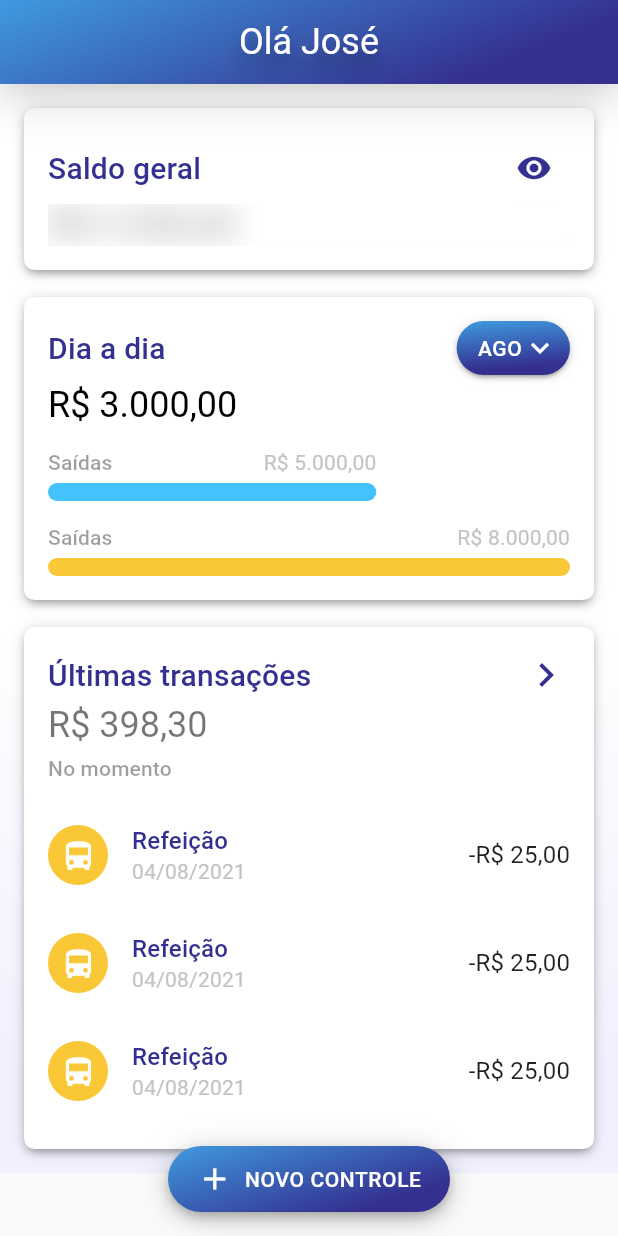
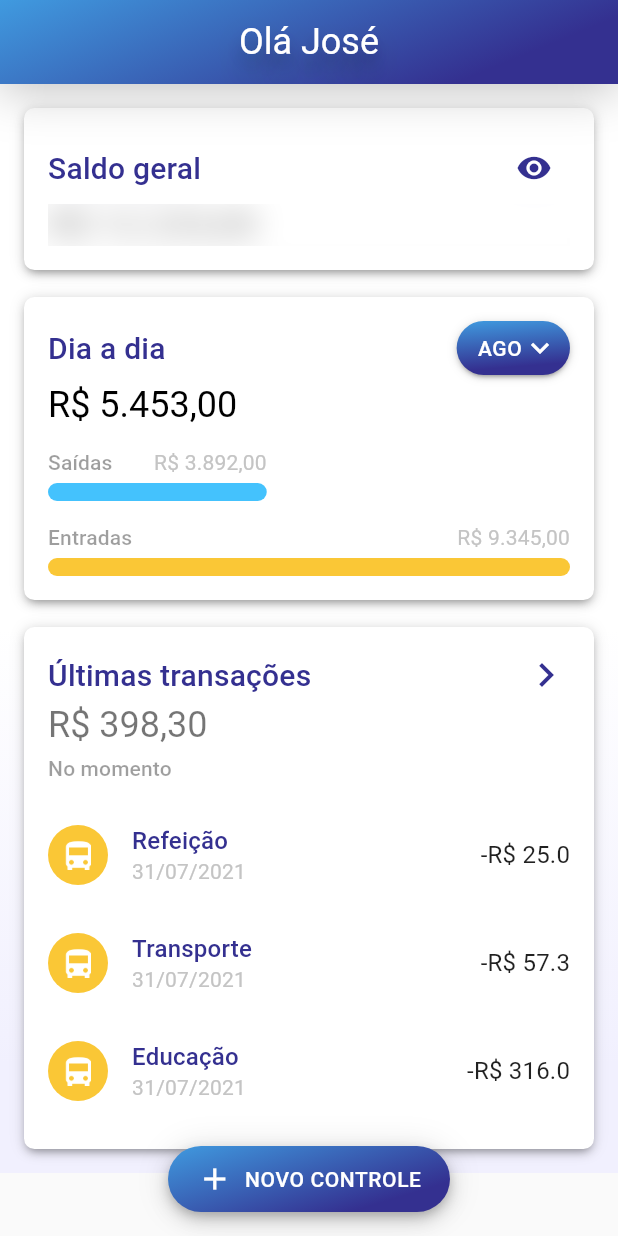
Before and after one commit to rodrigofelipejr/raro-academy-budget, a Flutter app: the screen it shows after launch, on a phone screen of 412 x 824 dp. Run offline on Flutter 3.47's test engine with Material 2 defaults, Android fonts, the phone set to English and light mode, and no system bars; missing offline and left inert: animated_card; project files that could hold a hidden picture were left out.

Commit message:
adiciona dados basico ao controller da home

```diff
--- /dev/null
+++ b/lib/src/features/home/home_controller.dart
@@ -0,0 +1,32 @@
+import '../../shared/models/models.dart';
+
+class HomeController {
+  double generalBalance = 12233;
+  double dayByDayBalance = 5453;
+  double inputs = 9345;
+  double outputs = 3892;
+  String selectedMonth = 'ago';
+  List<TransactionModel> transactions = [
+    TransactionModel(
+      type: TypeTransaction.output,
+      category: CategoryTransaction.meal,
+      description: 'Refeição',
+      date: DateTime.now(),
+      value: 25.00,
+    ),
+    TransactionModel(
+      type: TypeTransaction.output,
+      category: CategoryTransaction.transport,
+      description: 'Transporte',
+      date: DateTime.now(),
+      value: 57.30,
+    ),
+    TransactionModel(
+      type: TypeTransaction.output,
+      category: CategoryTransaction.education,
+      description: 'Educação',
+      date: DateTime.now(),
+      value: 316.00,
+    ),
+  ];
+}
--- a/lib/src/features/home/home_page.dart
+++ b/lib/src/features/home/home_page.dart
@@ -1,7 +1,8 @@
 import 'package:flutter/material.dart';
-import 'package:flutter_finance_controller/src/shared/constants/app_gradients.dart';
 
+import 'home_controller.dart';
 import 'widgets/widgets.dart';
+import '../../shared/constants/constants.dart';
 import '../../shared/widgets/widgets.dart';
 
 class HomePage extends StatefulWidget {
@@ -12,6 +13,14 @@ class HomePage extends StatefulWidget {
 }
 
 class _HomePageState extends State<HomePage> {
+  late final HomeController _controller;
+
+  @override
+  void initState() {
+    _controller = HomeController();
+    super.initState();
+  }
+
   @override
   Widget build(BuildContext context) {
     return Scaffold(
@@ -31,12 +40,19 @@ class _HomePageState extends State<HomePage> {
             child: Column(
               mainAxisSize: MainAxisSize.min,
               children: [
-                GeneralBalanceWidget(),
+                GeneralBalanceWidget(
+                  balance: _controller.generalBalance,
+                ),
                 SizedBox(height: 18.0),
-                DayByDayWidget(),
+                DayByDayWidget(
+                  balance: _controller.dayByDayBalance,
+                  inputs: _controller.inputs,
+                  outputs: _controller.outputs,
+                  month: _controller.selectedMonth,
+                ),
                 SizedBox(height: 18.0),
                 LatestTransactionsWidget(
-                  transactions: List.generate(3, (index) => index),
+                  transactions: _controller.transactions,
                 ),
               ],
             ),
--- a/lib/src/features/home/widgets/card_widget.dart
+++ b/lib/src/features/home/widgets/card_widget.dart
@@ -1,5 +1,6 @@
 import 'package:flutter/material.dart';
-import 'package:flutter_finance_controller/src/shared/constants/constants.dart';
+
+import '../../../shared/constants/constants.dart';
 
 class CardWidget extends StatelessWidget {
   final Widget child;
--- a/lib/src/features/home/widgets/day_by_day_widget.dart
+++ b/lib/src/features/home/widgets/day_by_day_widget.dart
@@ -1,12 +1,24 @@
 import 'package:flutter/material.dart';
-import 'package:flutter_finance_controller/src/features/home/widgets/month_selector_widget.dart';
 
 import 'card_widget.dart';
 import 'indicators_widget.dart';
+import 'month_selector_widget.dart';
+import '../../../shared/utils/utils.dart';
 import '../../../shared/constants/constants.dart';
 
 class DayByDayWidget extends StatefulWidget {
-  const DayByDayWidget({Key? key}) : super(key: key);
+  final double balance;
+  final double inputs;
+  final double outputs;
+  final String month;
+
+  const DayByDayWidget({
+    Key? key,
+    required this.balance,
+    required this.inputs,
+    required this.outputs,
+    required this.month,
+  }) : super(key: key);
 
   @override
   _DayByDayStateWidget createState() => _DayByDayStateWidget();
@@ -28,14 +40,14 @@ class _DayByDayStateWidget extends State<DayByDayWidget> {
                   'Dia a dia',
                   style: AppTextStyles.purple20w500Roboto,
                 ),
-                MonthSelectorWidget(label: 'AGO')
+                MonthSelectorWidget(label: widget.month)
               ],
             ),
             SizedBox(
               height: 6.0,
             ),
             Text(
-              'R\$ 3.000,00',
+              'R\$ ${Formatters.formatMoney(widget.balance)}',
               style: AppTextStyles.black24w400Roboto,
             ),
             SizedBox(
@@ -43,17 +55,17 @@ class _DayByDayStateWidget extends State<DayByDayWidget> {
             ),
             IndicatorsWidget(
               label: 'Saídas',
-              currentValue: 5000,
-              referenceValue: 8000,
+              currentValue: widget.outputs,
+              referenceValue: widget.inputs,
               color: AppColors.ciano,
             ),
             SizedBox(
               height: 16.0,
             ),
             IndicatorsWidget(
-              label: 'Saídas',
-              currentValue: 8000,
-              referenceValue: 8000,
+              label: 'Entradas',
+              currentValue: widget.inputs,
+              referenceValue: widget.inputs,
               color: AppColors.amarelo,
             ),
           ],
--- a/lib/src/features/home/widgets/general_balance_widget.dart
+++ b/lib/src/features/home/widgets/general_balance_widget.dart
@@ -3,10 +3,13 @@ import 'dart:ui';
 import 'package:flutter/material.dart';
 
 import 'card_widget.dart';
+import '../../../shared/utils/utils.dart';
 import '../../../shared/constants/constants.dart';
 
 class GeneralBalanceWidget extends StatefulWidget {
-  const GeneralBalanceWidget({Key? key}) : super(key: key);
+  final double balance;
+
+  const GeneralBalanceWidget({Key? key, required this.balance}) : super(key: key);
 
   @override
   GeneralBalanceStateWidget createState() => GeneralBalanceStateWidget();
@@ -50,7 +53,7 @@ class GeneralBalanceStateWidget extends State<GeneralBalanceWidget> {
               child: Stack(
                 children: <Widget>[
                   Text(
-                    'R\$ 3.000,00',
+                    'R\$ ${Formatters.formatMoney(widget.balance)}',
                     style: AppTextStyles.black24w400Roboto,
                   ),
                   if (_visibleBalance)
--- a/lib/src/features/home/widgets/item_card_widget.dart
+++ b/lib/src/features/home/widgets/item_card_widget.dart
@@ -1,9 +1,15 @@
 import 'package:flutter/material.dart';
-import 'package:flutter_finance_controller/src/shared/constants/app_colors.dart';
-import 'package:flutter_finance_controller/src/shared/constants/constants.dart';
+
+import '../../../shared/constants/constants.dart';
+import '../../../shared/utils/utils.dart';
+import '../../../shared/models/models.dart';
 
 class ItemCardWidget extends StatelessWidget {
-  const ItemCardWidget({Key? key}) : super(key: key);
+  final TransactionModel transaction;
+
+  const ItemCardWidget({Key? key, required this.transaction}) : super(key: key);
+
+  String get prefix => transaction.type.index == 0 ? '+' : '-';
 
   @override
   Widget build(BuildContext context) {
@@ -24,15 +30,15 @@ class ItemCardWidget extends StatelessWidget {
         ),
       ),
       title: Text(
-        'Refeição',
+        transaction.description,
         style: AppTextStyles.purple16w500Roboto,
       ),
       subtitle: Text(
-        '04/08/2021',
+        Formatters.dateParsing(transaction.date),
         style: AppTextStyles.gray14w400Roboto,
       ),
       trailing: Text(
-        '-R\$ 25,00',
+        '${prefix}R\$ ${transaction.value}',
         style: AppTextStyles.black16w400Roboto,
       ),
     );
--- a/lib/src/features/home/widgets/latest_transactions_widget.dart
+++ b/lib/src/features/home/widgets/latest_transactions_widget.dart
@@ -1,11 +1,13 @@
 import 'package:flutter/material.dart';
-import 'package:flutter_finance_controller/src/features/home/widgets/item_card_widget.dart';
 
+import 'item_card_widget.dart';
 import 'card_widget.dart';
+import '../../../shared/models/models.dart';
+import '../../../shared/utils/utils.dart';
 import '../../../shared/constants/constants.dart';
 
 class LatestTransactionsWidget extends StatefulWidget {
-  final List<dynamic> transactions; //FIXME - criar model
+  final List<TransactionModel> transactions;
 
   const LatestTransactionsWidget({Key? key, required this.transactions}) : super(key: key);
 
@@ -14,6 +16,8 @@ class LatestTransactionsWidget extends StatefulWidget {
 }
 
 class LatestTransactionsStateWidget extends State<LatestTransactionsWidget> {
+  double get totalValueTransactions => widget.transactions.map((e) => e.value).reduce((p, c) => p + c);
+
   @override
   Widget build(BuildContext context) {
     return Container(
@@ -39,7 +43,7 @@ class LatestTransactionsStateWidget extends State<LatestTransactionsWidget> {
             Padding(
               padding: const EdgeInsets.symmetric(vertical: 3.0),
               child: Text(
-                'R\$ 398,30',
+                'R\$ ${Formatters.formatMoney(totalValueTransactions)}',
                 style: AppTextStyles.gray24w400Roboto,
               ),
             ),
@@ -50,7 +54,7 @@ class LatestTransactionsStateWidget extends State<LatestTransactionsWidget> {
             ),
             SizedBox(height: 14.0),
             Column(
-              children: widget.transactions.map((e) => ItemCardWidget()).toList(),
+              children: widget.transactions.map((transaction) => ItemCardWidget(transaction: transaction)).toList(),
             )
           ],
         ),
--- /dev/null
+++ b/lib/src/shared/models/models.dart
@@ -0,0 +1 @@
+export 'transaction_model.dart';
--- /dev/null
+++ b/lib/src/shared/models/transaction_model.dart
@@ -0,0 +1,18 @@
+enum TypeTransaction { input, output }
+enum CategoryTransaction { meal, transport, trip, education, payments, others }
+
+class TransactionModel {
+  final TypeTransaction type;
+  final CategoryTransaction category;
+  final String description;
+  final DateTime date;
+  double value;
+
+  TransactionModel({
+    required this.type,
+    required this.category,
+    required this.description,
+    required this.date,
+    required this.value,
+  });
+}
--- a/lib/src/shared/utils/formatters.dart
+++ b/lib/src/shared/utils/formatters.dart
@@ -5,4 +5,14 @@ class Formatters {
     final currency = new NumberFormat("#,##0.00", "pt_BR");
     return currency.format(value);
   }
+
+  static String dateParsing(DateTime date) {
+    var format = DateFormat('dd/MM/yyyy');
+    return format.format(date);
+  }
+
+  static String dateTimeParsing(DateTime date) {
+    var format = DateFormat('dd/MM/yyyy HH:MM:SS');
+    return format.format(date);
+  }
 }
```
Also changed, not shown: lib/src/shared/models/note_model.dart (deleted, +0 -124 lines).
